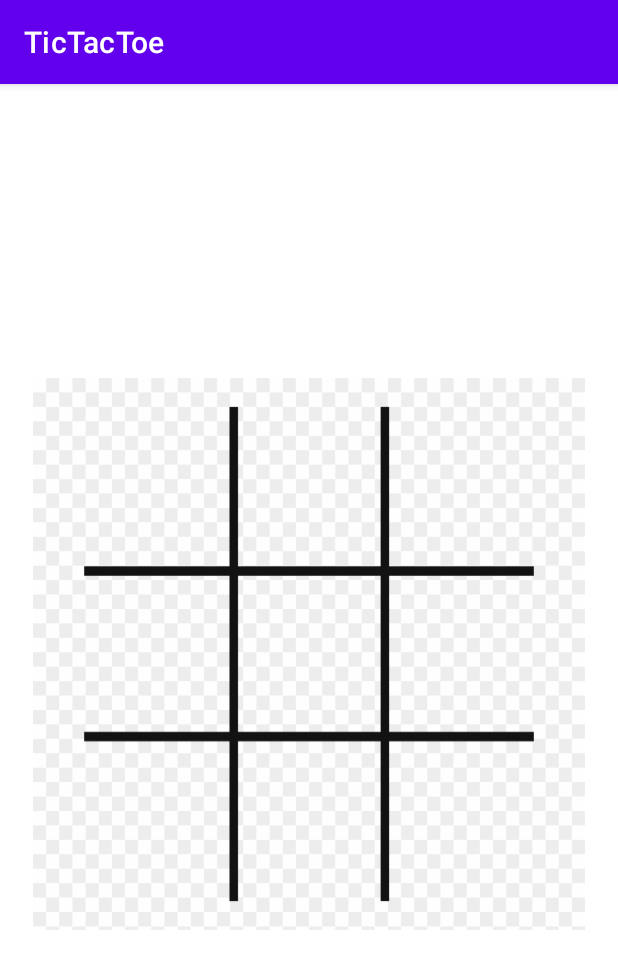
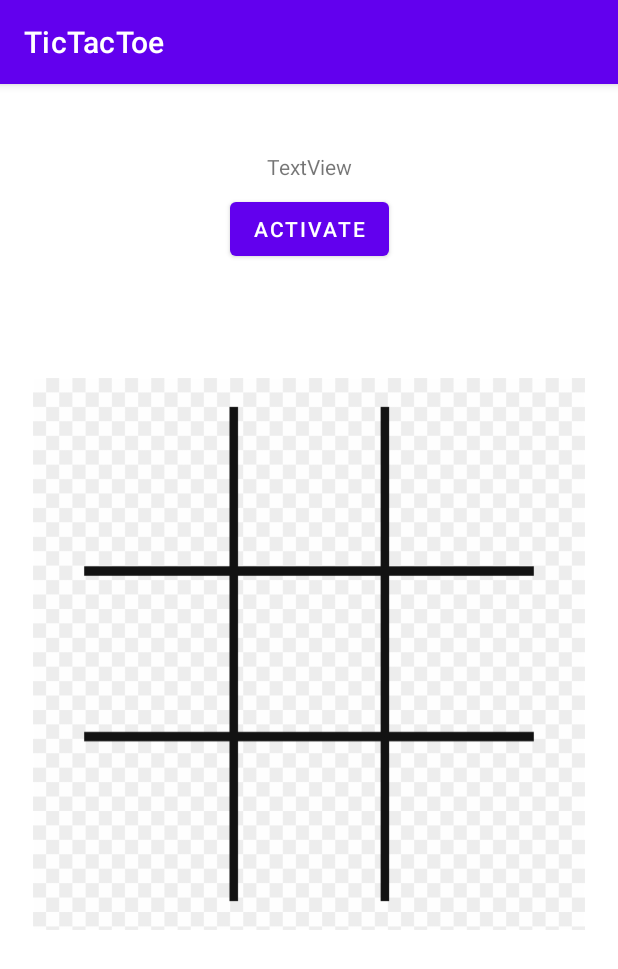
Before and after one commit to Arturo0911/AndroidProjects, an Android app: the screen it shows after launch (MainActivity), on a phone screen of 412 x 824 dp. Shown: the top 969 px of the screen. Run offline under Robolectric (Android 15) with nearby library versions, the phone set to English and light mode, and no system bars.

Commit message:
created button activate

```diff
--- a/tictac/app/src/main/java/com/example/tictactoe/MainActivity.java
+++ b/tictac/app/src/main/java/com/example/tictactoe/MainActivity.java
@@ -19,6 +19,8 @@ public class MainActivity extends AppCompatActivity {
     int [] gameState = {2,2,2,2,2,2,2,2,2};
 
     int [][] winningPositions= {{0,1,2}, {0,3,6},{0,4,8},{3,4,5},{6,7,8},{1,4,7},{2,5,8},{2,4,6}};
+
+    boolean activeGame = true;
 
 
 
--- a/tictac/app/src/main/res/layout/activity_main.xml
+++ b/tictac/app/src/main/res/layout/activity_main.xml
@@ -7,6 +7,7 @@
     tools:context=".MainActivity">
 
     <androidx.gridlayout.widget.GridLayout
+        android:id="@+id/gridLayout"
         android:layout_width="368dp"
         android:layout_height="368dp"
         android:layout_marginStart="8dp"
@@ -27,70 +28,70 @@
             android:layout_width="100dp"
             android:layout_height="100dp"
             android:layout_margin="10dp"
+            android:onClick="dropIn"
+            android:tag="0"
             app:layout_column="0"
-            app:layout_row="0"
-            android:onClick="dropIn"
-            android:tag="0"/>
+            app:layout_row="0" />
 
         <ImageView
             android:id="@+id/imageView2"
             android:layout_width="100dp"
             android:layout_height="100dp"
             android:layout_margin="10dp"
+            android:onClick="dropIn"
+            android:tag="1"
             app:layout_column="1"
-            app:layout_row="0"
-            android:onClick="dropIn"
-            android:tag="1"/>
+            app:layout_row="0" />
 
         <ImageView
             android:id="@+id/imageView3"
             android:layout_width="100dp"
             android:layout_height="100dp"
             android:layout_margin="10dp"
+            android:onClick="dropIn"
+            android:tag="2"
             app:layout_column="2"
-            app:layout_row="0"
-            android:onClick="dropIn"
-            android:tag="2"/>
+            app:layout_row="0" />
 
         <ImageView
             android:id="@+id/imageView4"
             android:layout_width="100dp"
             android:layout_height="100dp"
             android:layout_margin="10dp"
+            android:onClick="dropIn"
+            android:tag="3"
             app:layout_column="0"
-            app:layout_row="1"
-            android:onClick="dropIn"
-            android:tag="3"/>
+            app:layout_row="1" />
 
         <ImageView
             android:id="@+id/imageView5"
             android:layout_width="100dp"
             android:layout_height="100dp"
             android:layout_margin="10dp"
+            android:onClick="dropIn"
+            android:tag="4"
             app:layout_column="1"
-            app:layout_row="1"
-            android:onClick="dropIn"
-            android:tag="4"/>
+            app:layout_row="1" />
 
         <ImageView
             android:id="@+id/imageView6"
             android:layout_width="100dp"
             android:layout_height="100dp"
             android:layout_margin="10dp"
+            android:onClick="dropIn"
+            android:tag="5"
             app:layout_column="2"
-            app:layout_row="1"
-            android:onClick="dropIn"
-            android:tag="5"/>
+            app:layout_row="1" />
 
         <ImageView
             android:id="@+id/imageView7"
             android:layout_width="100dp"
             android:layout_height="100dp"
             android:layout_margin="10dp"
+            android:onClick="dropIn"
+            android:tag="6"
             app:layout_column="0"
-            app:layout_row="2"
-            android:onClick="dropIn"
-            android:tag="6"/>
+            app:layout_row="2" />
 
         <ImageView
             android:id="@+id/imageView8"
@@ -98,9 +99,9 @@
             android:layout_height="100dp"
             android:layout_margin="10dp"
             android:onClick="dropIn"
+            android:tag="7"
             app:layout_column="1"
-            app:layout_row="2"
-            android:tag="7"/>
+            app:layout_row="2" />
 
         <ImageView
             android:id="@+id/imageView9"
@@ -108,11 +109,41 @@
             android:layout_height="100dp"
             android:layout_margin="10dp"
             android:layout_marginRight="13dp"
+            android:onClick="dropIn"
+            android:tag="8"
             app:layout_column="2"
-            app:layout_row="2"
-            android:onClick="dropIn"
-            android:tag="8"/>
+            app:layout_row="2" />
 
 
     </androidx.gridlayout.widget.GridLayout>
+
+    <TextView
+        android:id="@+id/textView"
+        android:layout_width="wrap_content"
+        android:layout_height="wrap_content"
+        android:layout_marginStart="181dp"
+        android:layout_marginLeft="181dp"
+        android:layout_marginTop="8dp"
+        android:layout_marginEnd="181dp"
+        android:layout_marginRight="181dp"
+        android:layout_marginBottom="94dp"
+        android:text="TextView"
+        app:layout_constraintBottom_toTopOf="@+id/gridLayout"
+        app:layout_constraintEnd_toEndOf="parent"
+        app:layout_constraintStart_toStartOf="parent"
+        app:layout_constraintTop_toTopOf="parent" />
+
+    <Button
+        android:id="@+id/activateButton"
+        android:layout_width="wrap_content"
+        android:layout_height="wrap_content"
+        android:layout_marginStart="137dp"
+        android:layout_marginLeft="137dp"
+        android:layout_marginTop="8dp"
+        android:layout_marginEnd="137dp"
+        android:layout_marginRight="137dp"
+        android:text="activate"
+        app:layout_constraintEnd_toEndOf="parent"
+        app:layout_constraintStart_toStartOf="parent"
+        app:layout_constraintTop_toBottomOf="@+id/textView" />
 </androidx.constraintlayout.widget.ConstraintLayout>
```
